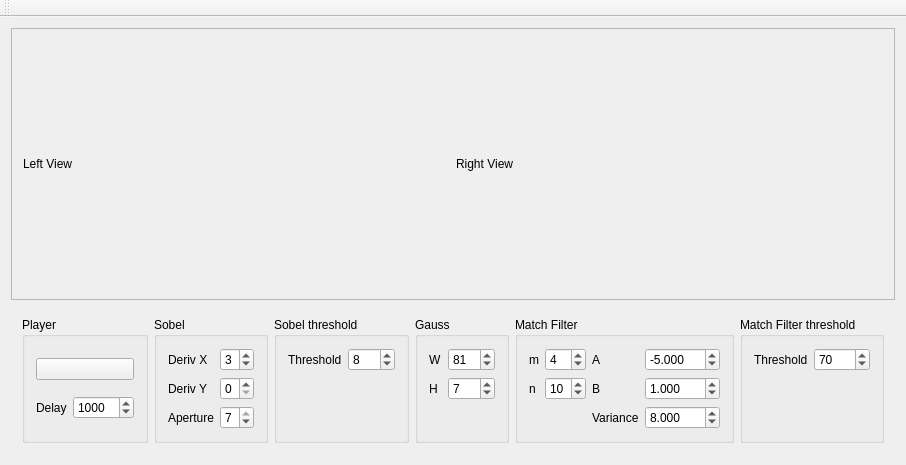
Qt form LicensePlateExtractor/mainwindow.ui (dworak/licence-plate-extractor) before a commit.
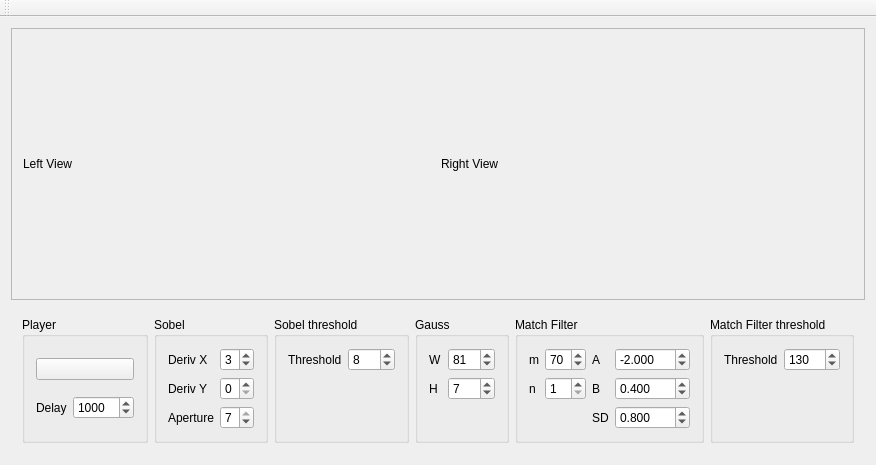
The same form after that commit. Icons and pictures are not drawn.

Diff of the .ui file:
```diff
--- a/LicensePlateExtractor/mainwindow.ui
+++ b/LicensePlateExtractor/mainwindow.ui
@@ -280,7 +280,7 @@
              <double>-0.001000000000000</double>
             </property>
             <property name="value">
-             <double>-5.000000000000000</double>
+             <double>-2.000000000000000</double>
             </property>
            </widget>
           </item>
@@ -304,7 +304,7 @@
              <number>1</number>
             </property>
             <property name="value">
-             <number>4</number>
+             <number>70</number>
             </property>
            </widget>
           </item>
@@ -320,7 +320,7 @@
              <double>100.000000000000000</double>
             </property>
             <property name="value">
-             <double>1.000000000000000</double>
+             <double>0.400000000000000</double>
             </property>
            </widget>
           </item>
@@ -337,7 +337,7 @@
              <number>1</number>
             </property>
             <property name="value">
-             <number>10</number>
+             <number>1</number>
             </property>
            </widget>
           </item>
@@ -351,7 +351,7 @@
           <item row="2" column="2">
            <widget class="QLabel" name="label_13">
             <property name="text">
-             <string>Variance</string>
+             <string>SD</string>
             </property>
            </widget>
           </item>
@@ -361,7 +361,7 @@
              <number>3</number>
             </property>
             <property name="value">
-             <double>8.000000000000000</double>
+             <double>0.800000000000000</double>
             </property>
            </widget>
           </item>
@@ -390,7 +390,7 @@
              <number>10</number>
             </property>
             <property name="value">
-             <number>70</number>
+             <number>130</number>
             </property>
            </widget>
           </item>
```
Left out of the diff: 11 changed lines with no effect on the pictures.
